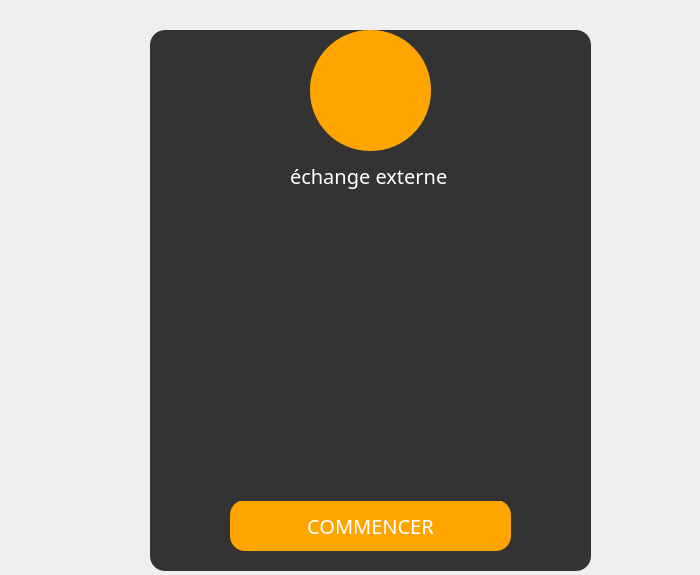
Above: client/authentification.ui from eyawartateni/Smart_Factory_2A4 before the change. Below: the same form after it.
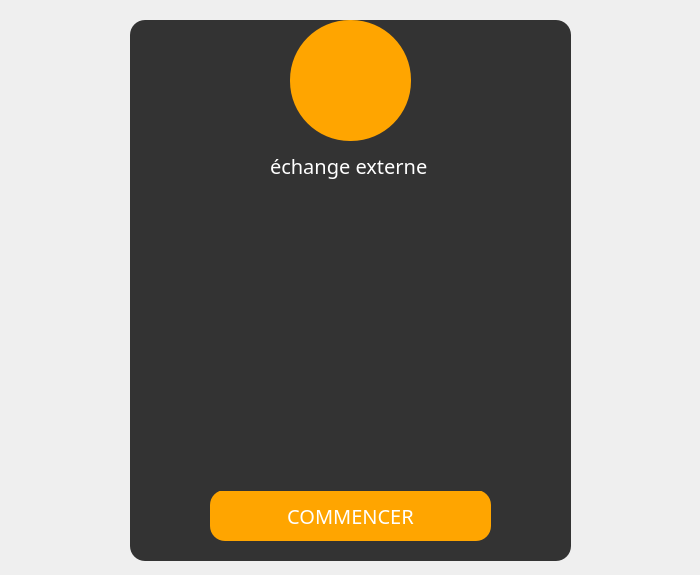
That is the form after the change. Icons and pictures are not drawn.

```diff
--- a/client/authentification.ui
+++ b/client/authentification.ui
@@ -56,8 +56,8 @@
   <widget class="QFrame" name="frame">
    <property name="geometry">
     <rect>
-     <x>150</x>
-     <y>30</y>
+     <x>130</x>
+     <y>20</y>
      <width>441</width>
      <height>541</height>
     </rect>
```
Left out of the diff: 2 changed lines with no effect on the pictures.
